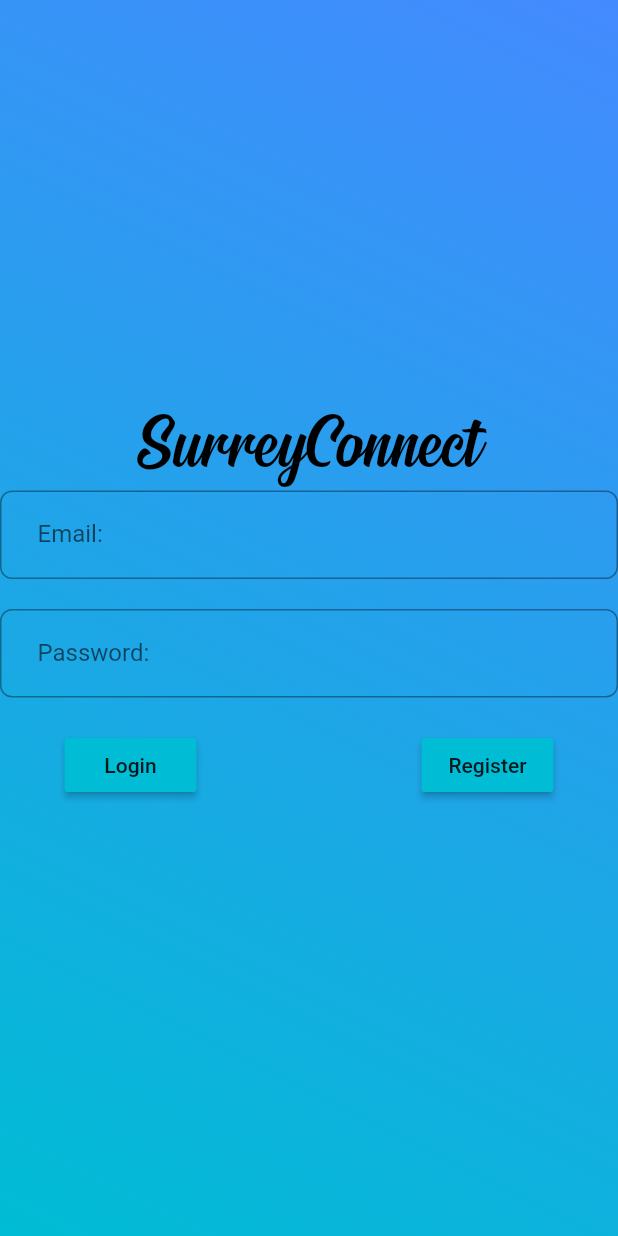
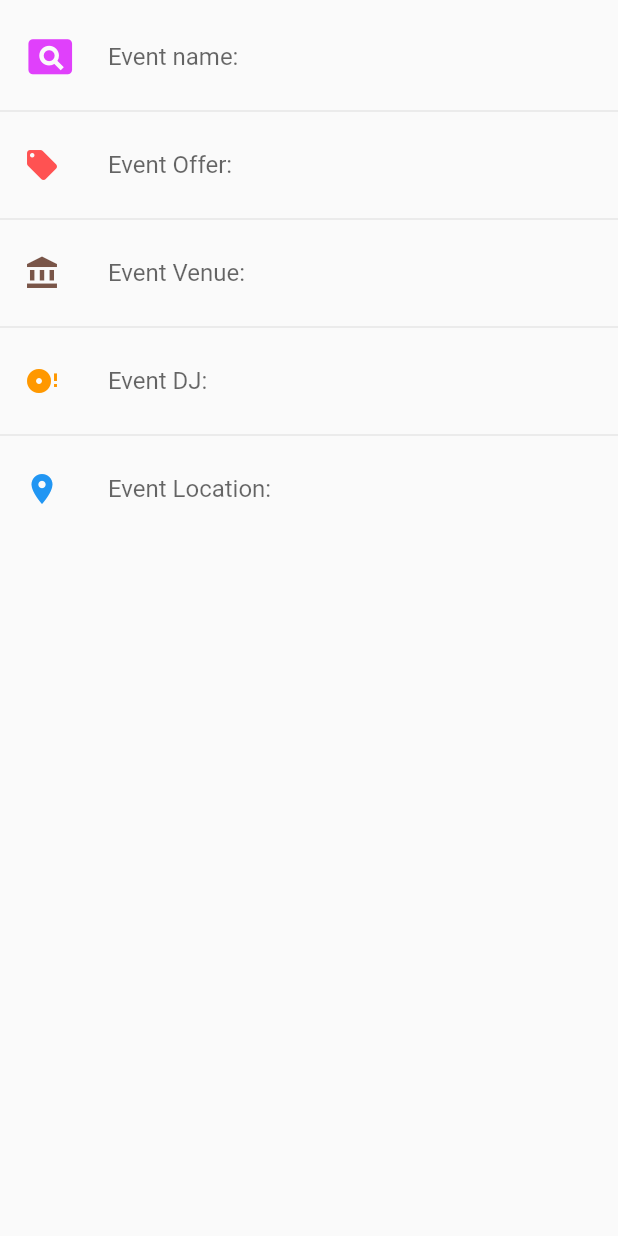
Before and after one commit to km00776/Stagpus, a Flutter app: the screen it shows after launch, on a phone screen of 412 x 824 dp. Run offline on Flutter 3.47's test engine with Material 2 defaults, Android fonts, the phone set to English and light mode, and no system bars; our stand-ins replace cached_network_image, cloud_firestore, curved_navigation_bar, firebase_auth, firebase_storage, flutter_svg and 7 more; missing offline and left inert: animator, cloud_firestore_web, firebase_auth_web, firebase_core_web, geoflutterfire, location_web and 1 more; accounts and stored records are empty; project files that could hold a hidden picture were left out.

Commit message:
added event changes

```diff
--- a/lib/Events/EventsModel/event.dart
+++ b/lib/Events/EventsModel/event.dart
@@ -21,9 +21,9 @@ class Event {
 
 
 var events = [
-  Event(eventType: "RnB Night", eventDJ: "DJ Khalid",eventDate:'20 July at : 2:00PM - 4:00PM',eventImage: 'https://futaa.com/images/crops/desktops/20200131B19GNSS0704.JPG', eventLocation: "Rubix", eventName: "Rnb Night With Karhti", eventVenue:  "Rubix", eventOffer: "50%"),
-  Event(eventType: "RnB Night", eventDJ: "DJ Khalid",eventDate:'20 July at : 2:00PM - 4:00PM',eventImage: 'https://futaa.com/images/crops/desktops/20200131B19GNSS0704.JPG', eventLocation: "Rubix", eventName: "Rnb Night With Karhti", eventVenue:  "Rubix", eventOffer: "50%"),
-  Event(eventType: "RnB Night", eventDJ: "DJ Khalid",eventDate:'20 July at : 2:00PM - 4:00PM',eventImage: 'https://futaa.com/images/crops/desktops/20200131B19GNSS0704.JPG', eventLocation: "Rubix", eventName: "Rnb Night With Karhti", eventVenue:  "Rubix", eventOffer: "50"),
+  Event(eventType: "RnB Night", eventDJ: "DJ Khalid",eventDate:'20 July at : 2:00PM - 4:00PM', eventImage: 'https://futaa.com/images/crops/desktops/20200131B19GNSS0704.JPG', eventLocation: "Rubix", eventName: "Rnb Night With Karhti", eventVenue:  "Rubix", eventOffer: "50%"),
+  Event(eventType: "RnB Night", eventDJ: "DJ Khalid",eventDate:'20 July at : 2:00PM - 4:00PM', eventImage: 'https://futaa.com/images/crops/desktops/20200131B19GNSS0704.JPG', eventLocation: "Rubix", eventName: "Rnb Night With Karhti", eventVenue:  "Rubix", eventOffer: "50%"),
+  Event(eventType: "RnB Night", eventDJ: "DJ Khalid",eventDate:'20 July at : 2:00PM - 4:00PM', eventImage: 'https://futaa.com/images/crops/desktops/20200131B19GNSS0704.JPG', eventLocation: "Rubix", eventName: "Rnb Night With Karhti", eventVenue:  "Rubix", eventOffer: "50"),
 ];
 
 // note to my myself populate the data from firebase
--- a/lib/Events/EventsView/add_events.dart
+++ b/lib/Events/EventsView/add_events.dart
@@ -1 +1,114 @@
 // page only available by the superuser
+import 'dart:io';
+import 'package:cloud_firestore/cloud_firestore.dart';
+import 'package:firebase_auth/firebase_auth.dart';
+import 'package:flutter/material.dart';
+import 'package:geolocator/geolocator.dart';
+import 'package:stagpus/models/user.dart';
+import 'package:uuid/uuid.dart';
+import 'package:stagpus/widgets/progress.dart';
+import 'package:image/image.dart' as Im;
+import 'package:stagpus/pages/home.dart';
+
+class EventForm extends StatefulWidget {
+  final User currentUser;
+
+  const EventForm({Key key, this.currentUser});
+
+  @override
+  _EventFormState createState() => new _EventFormState(currentUser);
+}
+
+class _EventFormState extends State<EventForm>
+    with AutomaticKeepAliveClientMixin {
+  User currentUser;
+  _EventFormState(this.currentUser);
+
+  TextEditingController eventNameController = new TextEditingController();
+  TextEditingController eventVenueController = new TextEditingController();
+  TextEditingController eventOfferController = new TextEditingController();
+  TextEditingController eventDJController = new TextEditingController();
+  TextEditingController eventLocationController = new TextEditingController();
+
+  @override
+  Widget build(BuildContext context) {
+    super.build(context);
+    return buildEventForm();
+  }
+
+  createEventInFirestore(
+      {String eventName,
+      String eventVenue,
+      String eventOffer,
+      String eventDJ,
+      String loction}) async {
+    final FirebaseUser user = await FirebaseAuth.instance.currentUser();
+  }
+
+  handleSubmit() async {
+    createEventInFirestore();
+  }
+
+  Scaffold buildEventForm() {
+    return Scaffold(
+        body: ListView(
+      children: <Widget>[
+        Padding(
+          padding: EdgeInsets.only(top: 10.0),
+        ),
+        ListTile(
+          leading: Icon(Icons.pageview, size: 35.0, color: Colors.purpleAccent),
+          title: Container(
+            width: 250.0,
+            child: TextField(
+              controller: eventNameController,
+              decoration: InputDecoration(
+                hintText: "Event name:",
+                border: InputBorder.none,
+              ),
+            ),
+          ),
+        ),
+        Divider(),
+        ListTile(
+            leading: Icon(Icons.local_offer, color: Colors.redAccent),
+            title: Container(
+                width: 250.0,
+                child: TextField(
+                    controller: eventOfferController,
+                    decoration: InputDecoration(
+                        hintText: "Event Offer:", border: InputBorder.none)))),
+        Divider(),
+        ListTile(
+            leading: Icon(Icons.account_balance, color: Colors.brown),
+            title: Container(
+                width: 250.0,
+                child: TextField(
+                    controller: eventVenueController,
+                    decoration: InputDecoration(
+                        hintText: "Event Venue:", border: InputBorder.none)))),
+        Divider(),
+        ListTile(
+            leading: Icon(Icons.disc_full, color: Colors.orange),
+            title: Container(
+                width: 250.0,
+                child: TextField(
+                    controller: eventDJController,
+                    decoration: InputDecoration(
+                        hintText: "Event DJ:", border: InputBorder.none)))),
+        Divider(),
+        ListTile(
+            leading: Icon(Icons.location_on, color: Colors.blue),
+            title: Container(
+                width: 250.0,
+                child: TextField(
+                    controller: eventDJController,
+                    decoration: InputDecoration(
+                        hintText: "Event Location:",
+                        border: InputBorder.none))))
+      ],
+    ));
+  }
+
+  bool get wantKeepAlive => true;
+}
--- a/lib/Marketplace/ViewMarket/sell_screen_form.dart
+++ b/lib/Marketplace/ViewMarket/sell_screen_form.dart
@@ -4,13 +4,11 @@ import 'package:cloud_firestore/cloud_firestore.dart';
 import 'package:firebase_auth/firebase_auth.dart';
 import 'package:firebase_storage/firebase_storage.dart';
 import 'package:image/image.dart' as Im;
-
 import 'package:flutter/material.dart';
 import 'package:geolocator/geolocator.dart';
 import 'package:image_picker/image_picker.dart';
 import 'package:path_provider/path_provider.dart';
 import 'package:stagpus/Marketplace/ModelMarket/Product.dart';
-import 'package:stagpus/Posting/PostingModel/post.dart';
 import 'package:stagpus/models/user.dart';
 import 'package:stagpus/pages/home.dart';
 import 'package:stagpus/widgets/progress.dart';
--- a/lib/main.dart
+++ b/lib/main.dart
@@ -16,6 +16,7 @@ import 'package:stagpus/pages/timeline.dart';
 import 'package:stagpus/widgets/eventCard.dart';
 import 'Chat/ChatView/ChatScreen.dart';
 import 'Events/EventsView/EventsMain.dart';
+import 'Events/EventsView/add_events.dart';
 import 'Events/EventsView/single_event_widget.dart';
 import 'Marketplace/ViewMarket/Details_Screen.dart';
 import 'Marketplace/ViewMarket/products_screen.dart';
@@ -45,6 +46,6 @@ class MyApp extends StatelessWidget {
         routes: {
           '/search_screen': (context) => SearchScreen(),
         },
-        home: Home());
+        home: EventForm());
   }
 }
--- a/lib/pages/home.dart
+++ b/lib/pages/home.dart
@@ -33,7 +33,7 @@ final followersRef = Firestore.instance.collection('followers');
 final followingRef = Firestore.instance.collection('following');
 final timelineRef = Firestore.instance.collection('timeline');
 final productCollectionRef = Firestore.instance.collection("products");
-
+final eventCollectionRef = Firestore.instance.collection("events");
 
 const blueg = LinearGradient(
   colors: <Color>[Colors.cyan, Colors.cyanAccent],
```
Also changed, not shown: lib/Societies/SocietyView/add_society.dart (+8 -0 lines), 1 other file.
